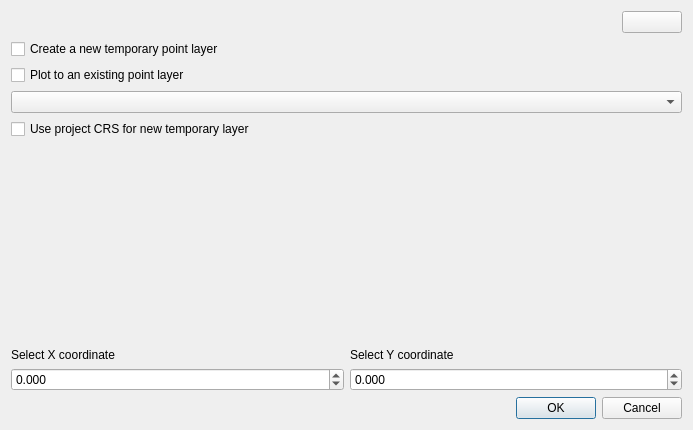
The window that coordinate_plotter/Coordinate_Plotter_dialog_base.ui (iswaldeen/QGIS_Plugin_Coordinate_plotter) describes before a commit, drawn with Qt 5.
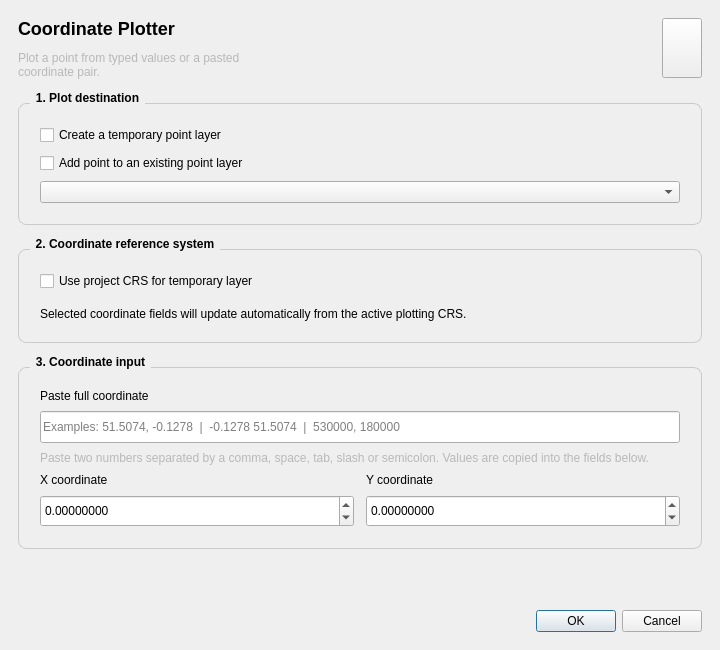
The same window after the commit. Icons and pictures are not drawn. Custom widgets are drawn as their Qt base class.

```diff
--- a/coordinate_plotter/Coordinate_Plotter_dialog_base.ui
+++ b/coordinate_plotter/Coordinate_Plotter_dialog_base.ui
@@ -2,170 +2,89 @@
 <ui version="4.0">
  <class>Coordinate_Plotter</class>
  <widget class="QDialog" name="Coordinate_Plotter">
-  <property name="windowModality">
-   <enum>Qt::ApplicationModal</enum>
-  </property>
-  <property name="geometry">
-   <rect>
-    <x>0</x>
-    <y>0</y>
-    <width>693</width>
-    <height>430</height>
-   </rect>
-  </property>
-  <property name="minimumSize">
-   <size>
-    <width>450</width>
-    <height>300</height>
-   </size>
-  </property>
-  <property name="windowTitle">
-   <string>Coordinate Plotter</string>
-  </property>
-  <layout class="QGridLayout" name="gridLayout_2">
-   <property name="sizeConstraint">
-    <enum>QLayout::SetDefaultConstraint</enum>
-   </property>
-   <item row="2" column="0" colspan="3">
-    <layout class="QGridLayout" name="gridLayout">
-     <item row="2" column="1">
-      <widget class="QDoubleSpinBox" name="doubleSpinBox_2">
-       <property name="decimals">
-        <number>3</number>
-       </property>
-       <property name="minimum">
-        <double>-999999.998999999952503</double>
-       </property>
-       <property name="maximum">
-        <double>999999.998999999952503</double>
-       </property>
-      </widget>
+  <property name="windowModality"><enum>Qt::ApplicationModal</enum></property>
+  <property name="geometry"><rect><x>0</x><y>0</y><width>720</width><height>650</height></rect></property>
+  <property name="minimumSize"><size><width>620</width><height>650</height></size></property>
+  <property name="windowTitle"><string>Coordinate Plotter</string></property>
+  <property name="styleSheet"><string notr="true">
+QDialog#Coordinate_Plotter { background-color: palette(window); }
+QLabel#titleLabel { font-size: 18px; font-weight: 600; }
+QLabel#subtitleLabel { color: palette(mid); }
+QGroupBox { font-weight: 600; border: 1px solid palette(midlight); border-radius: 8px; margin-top: 12px; padding: 12px; }
+QGroupBox::title { subcontrol-origin: margin; left: 12px; padding: 0 4px; }
+QLineEdit, QDoubleSpinBox, QgsMapLayerComboBox, QgsProjectionSelectionWidget { min-height: 26px; }
+QLabel#coordinateHintLabel { color: palette(mid); }
+  </string></property>
+  <layout class="QVBoxLayout" name="mainVerticalLayout">
+   <property name="leftMargin"><number>18</number></property>
+   <property name="topMargin"><number>18</number></property>
+   <property name="rightMargin"><number>18</number></property>
+   <property name="bottomMargin"><number>18</number></property>
+   <property name="spacing"><number>12</number></property>
+   <item>
+    <layout class="QHBoxLayout" name="headerLayout">
+     <item>
+      <layout class="QVBoxLayout" name="titleLayout">
+       <item><widget class="QLabel" name="titleLabel"><property name="text"><string>Coordinate Plotter</string></property></widget></item>
+       <item><widget class="QLabel" name="subtitleLabel"><property name="text"><string>Plot a point from typed values or a pasted coordinate pair.</string></property><property name="wordWrap"><bool>true</bool></property></widget></item>
+      </layout>
      </item>
-     <item row="1" column="0">
-      <widget class="QLabel" name="label_2">
-       <property name="text">
-        <string>Select X coordinate</string>
-       </property>
+     <item><spacer name="headerSpacer"><property name="orientation"><enum>Qt::Horizontal</enum></property><property name="sizeHint" stdset="0"><size><width>40</width><height>20</height></size></property></spacer></item>
+     <item>
+      <widget class="QPushButton" name="helppushButton">
+       <property name="maximumSize"><size><width>60</width><height>60</height></size></property>
+       <property name="toolTip"><string>Help</string></property>
+       <property name="text"><string/></property>
+       <property name="icon"><iconset><normaloff>icons/question_mark.png</normaloff>icons/question_mark.png</iconset></property>
       </widget>
      </item>
-     <item row="0" column="0">
-      <spacer name="verticalSpacer">
-       <property name="orientation">
-        <enum>Qt::Vertical</enum>
-       </property>
-       <property name="sizeHint" stdset="0">
-        <size>
-         <width>20</width>
-         <height>40</height>
-        </size>
-       </property>
-      </spacer>
-     </item>
-     <item row="2" column="0">
-      <widget class="QDoubleSpinBox" name="doubleSpinBox">
-       <property name="decimals">
-        <number>3</number>
-       </property>
-       <property name="minimum">
-        <double>-999999.998999999952503</double>
-       </property>
-       <property name="maximum">
-        <double>999999.998999999952503</double>
-       </property>
-      </widget>
-     </item>
-     <item row="1" column="1">
-      <widget class="QLabel" name="label_3">
-       <property name="text">
-        <string>Select Y coordinate</string>
-       </property>
-      </widget>
-     </item>
     </layout>
    </item>
-   <item row="0" column="2">
-    <widget class="QPushButton" name="helppushButton">
-     <property name="maximumSize">
-      <size>
-       <width>60</width>
-       <height>60</height>
-      </size>
-     </property>
-     <property name="text">
-      <string/>
-     </property>
-     <property name="icon">
-      <iconset>
-       <normaloff>icons/question_mark.png</normaloff>icons/question_mark.png</iconset>
-     </property>
+   <item>
+    <widget class="QGroupBox" name="destinationGroupBox">
+     <property name="title"><string>1. Plot destination</string></property>
+     <layout class="QVBoxLayout" name="destinationLayout">
+      <property name="spacing"><number>8</number></property>
+      <item><widget class="QCheckBox" name="templayercheckBox"><property name="text"><string>Create a temporary point layer</string></property><property name="tristate"><bool>false</bool></property></widget></item>
+      <item><widget class="QCheckBox" name="layercheckBox"><property name="text"><string>Add point to an existing point layer</string></property><property name="tristate"><bool>false</bool></property></widget></item>
+      <item><widget class="QgsMapLayerComboBox" name="mMapLayerComboBox"><property name="toolTip"><string>Select the point layer that will receive the new feature.</string></property></widget></item>
+     </layout>
     </widget>
    </item>
-   <item row="1" column="0" colspan="3">
-    <layout class="QVBoxLayout" name="verticalLayout">
-     <item>
-      <widget class="QCheckBox" name="templayercheckBox">
-       <property name="text">
-        <string>Create a new temporary point layer</string>
-       </property>
-       <property name="autoExclusive">
-        <bool>true</bool>
-       </property>
-       <property name="tristate">
-        <bool>false</bool>
-       </property>
-      </widget>
-     </item>
-     <item>
-      <widget class="QCheckBox" name="layercheckBox">
-       <property name="text">
-        <string>Plot to an existing point layer</string>
-       </property>
-       <property name="autoExclusive">
-        <bool>true</bool>
-       </property>
-       <property name="tristate">
-        <bool>false</bool>
-       </property>
-      </widget>
-     </item>
-     <item>
-      <widget class="QgsMapLayerComboBox" name="mMapLayerComboBox"/>
-     </item>
-     <item>
-      <widget class="QCheckBox" name="crscheckBox">
-       <property name="text">
-        <string>Use project CRS for new temporary layer</string>
-       </property>
-      </widget>
-     </item>
-     <item>
-      <widget class="QgsProjectionSelectionWidget" name="mQgsProjectionSelectionWidget"/>
-     </item>
-    </layout>
+   <item>
+    <widget class="QGroupBox" name="crsGroupBox">
+     <property name="title"><string>2. Coordinate reference system</string></property>
+     <layout class="QVBoxLayout" name="crsLayout">
+      <property name="spacing"><number>8</number></property>
+      <item><widget class="QCheckBox" name="crscheckBox"><property name="text"><string>Use project CRS for temporary layer</string></property></widget></item>
+      <item><widget class="QgsProjectionSelectionWidget" name="mQgsProjectionSelectionWidget"><property name="toolTip"><string>Select the CRS used by the entered coordinates when creating a temporary layer.</string></property></widget></item>
+      <item><widget class="QLabel" name="crsInfoLabel"><property name="text"><string>Selected coordinate fields will update automatically from the active plotting CRS.</string></property><property name="wordWrap"><bool>true</bool></property></widget></item>
+     </layout>
+    </widget>
    </item>
-   <item row="3" column="1" colspan="2">
-    <widget class="QDialogButtonBox" name="buttonBox">
-     <property name="orientation">
-      <enum>Qt::Horizontal</enum>
-     </property>
-     <property name="standardButtons">
-      <set>QDialogButtonBox::Cancel|QDialogButtonBox::Ok</set>
-     </property>
+   <item>
+    <widget class="QGroupBox" name="coordinatesGroupBox">
+     <property name="title"><string>3. Coordinate input</string></property>
+     <layout class="QGridLayout" name="coordinatesGridLayout">
+      <property name="horizontalSpacing"><number>12</number></property>
+      <property name="verticalSpacing"><number>8</number></property>
+      <item row="0" column="0" colspan="2"><widget class="QLabel" name="pasteCoordinateLabel"><property name="text"><string>Paste full coordinate</string></property></widget></item>
+      <item row="1" column="0" colspan="2"><widget class="QLineEdit" name="coordinateLineEdit"><property name="placeholderText"><string>Examples: 51.5074, -0.1278  |  -0.1278 51.5074  |  530000, 180000</string></property><property name="clearButtonEnabled"><bool>true</bool></property></widget></item>
+      <item row="2" column="0" colspan="2"><widget class="QLabel" name="coordinateHintLabel"><property name="text"><string>Paste two numbers separated by a comma, space, tab, slash or semicolon. Values are copied into the fields below.</string></property><property name="wordWrap"><bool>true</bool></property></widget></item>
+      <item row="3" column="0"><widget class="QLabel" name="label_2"><property name="text"><string>X coordinate</string></property></widget></item>
+      <item row="3" column="1"><widget class="QLabel" name="label_3"><property name="text"><string>Y coordinate</string></property></widget></item>
+      <item row="4" column="0"><widget class="QDoubleSpinBox" name="doubleSpinBox"><property name="decimals"><number>8</number></property><property name="minimum"><double>-999999999.000000000000000</double></property><property name="maximum"><double>999999999.000000000000000</double></property><property name="singleStep"><double>1.000000000000000</double></property></widget></item>
+      <item row="4" column="1"><widget class="QDoubleSpinBox" name="doubleSpinBox_2"><property name="decimals"><number>8</number></property><property name="minimum"><double>-999999999.000000000000000</double></property><property name="maximum"><double>999999999.000000000000000</double></property><property name="singleStep"><double>1.000000000000000</double></property></widget></item>
+     </layout>
     </widget>
    </item>
+   <item><spacer name="verticalSpacer"><property name="orientation"><enum>Qt::Vertical</enum></property><property name="sizeHint" stdset="0"><size><width>20</width><height>20</height></size></property></spacer></item>
+   <item><widget class="QDialogButtonBox" name="buttonBox"><property name="orientation"><enum>Qt::Horizontal</enum></property><property name="standardButtons"><set>QDialogButtonBox::Cancel|QDialogButtonBox::Ok</set></property></widget></item>
   </layout>
  </widget>
  <customwidgets>
-  <customwidget>
-   <class>QgsMapLayerComboBox</class>
-   <extends>QComboBox</extends>
-   <header>qgsmaplayercombobox.h</header>
-  </customwidget>
-  <customwidget>
-   <class>QgsProjectionSelectionWidget</class>
-   <extends>QWidget</extends>
-   <header>qgsprojectionselectionwidget.h</header>
-  </customwidget>
+  <customwidget><class>QgsMapLayerComboBox</class><extends>QComboBox</extends><header>qgsmaplayercombobox.h</header></customwidget>
+  <customwidget><class>QgsProjectionSelectionWidget</class><extends>QWidget</extends><header>qgsprojectionselectionwidget.h</header></customwidget>
  </customwidgets>
  <resources/>
  <connections>
```
Left out of the diff: 34 changed lines with no effect on the pictures.
